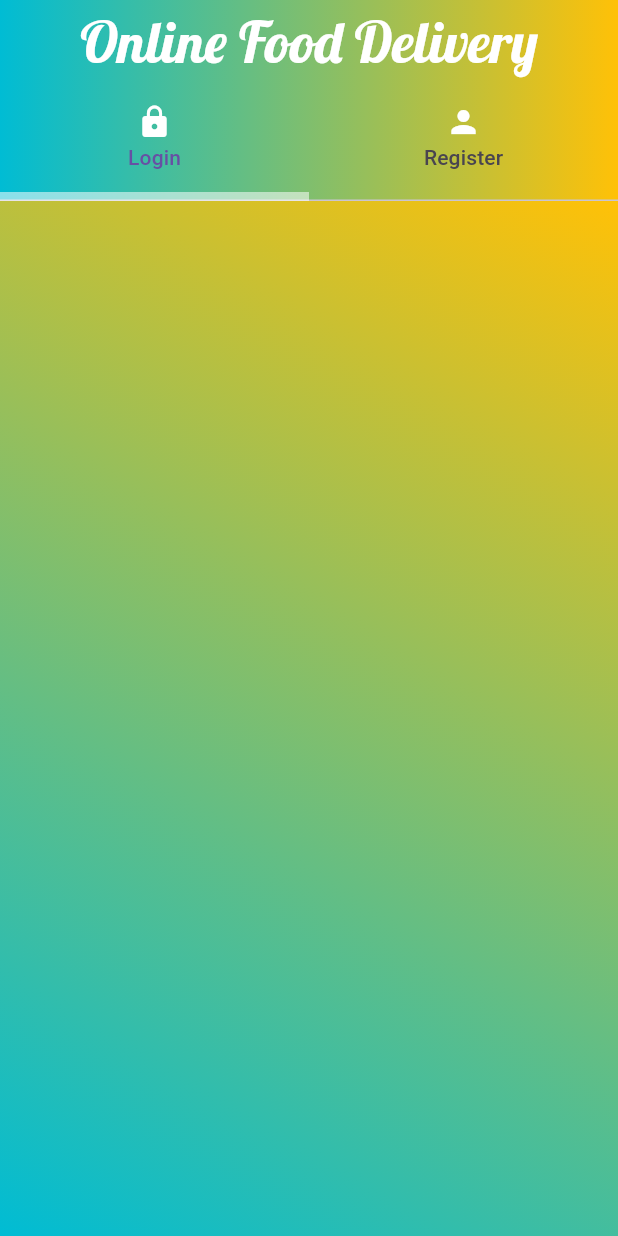
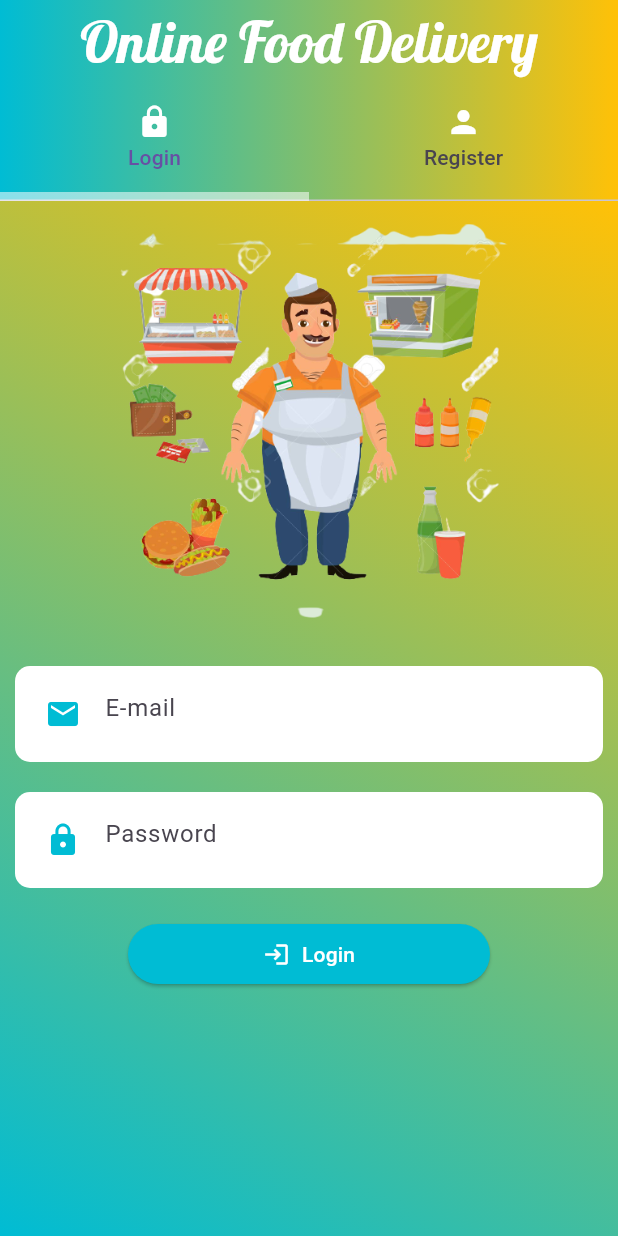
Before and after one commit to PdskDev/Flutter_DeliveryFoodApp_SellerApp, a Flutter app: the AuthScreen screen opened directly, on a phone screen of 412 x 824 dp. Run offline on Flutter 3.47's test engine with Material 3 defaults, Android fonts, the phone set to English and light mode, and no system bars; our stand-ins replace image_picker.

Commit message:
Login form begin

```diff
--- a/lib/authentication/login_form.dart
+++ b/lib/authentication/login_form.dart
@@ -1,4 +1,6 @@
 import 'package:flutter/material.dart';
+
+import '../widgets/custom_text_field.dart';
 
 class LoginScreen extends StatefulWidget {
   const LoginScreen({super.key});
@@ -8,8 +10,84 @@
 }
 
 class _LoginScreenState extends State<LoginScreen> {
+
+  final GlobalKey<FormState> _formKey = GlobalKey<FormState>();
+  TextEditingController emailController = TextEditingController();
+  TextEditingController passwordController = TextEditingController();
+
   @override
   Widget build(BuildContext context) {
-    return Container();
+    return SingleChildScrollView(
+      child: Column(
+        mainAxisSize: MainAxisSize.max,
+        children: [
+          Container(
+            alignment: Alignment.bottomCenter,
+            child: Padding(
+              padding: const EdgeInsets.all(15),
+              child: Image.asset("images/seller.png", height: 270),
+            ),
+
+          ),
+          Form(
+            key: _formKey,
+            child: Column(
+              children: [
+                CustomTextField(
+                  data: Icons.email,
+                  isObscure: false,
+                  enabled: true,
+                  hintText: "E-mail",
+                  controller: emailController,
+                ),
+                CustomTextField(
+                  data: Icons.lock,
+                  isObscure: true,
+                  enabled: true,
+                  hintText: "Password",
+                  controller: passwordController,
+                ),
+                const SizedBox(height:10,),
+                /*ElevatedButton(
+            style: ElevatedButton.styleFrom(
+                backgroundColor: Colors.green,
+                padding: const EdgeInsets.symmetric(horizontal: 100, vertical: 10),
+                shape: RoundedRectangleBorder(
+                  borderRadius: BorderRadius.circular(20),
+                ),
+            ),
+            child: const Text(
+              "Sign Up",
+              style: TextStyle(color: Colors.white, fontWeight: FontWeight.bold,),
+            ),
+            onPressed: () => print("Clicked"),
+          ),*/
+                ElevatedButton.icon(
+                  icon: const Icon(
+                    Icons.login,
+                    color: Colors.white,
+                  ),
+                  label: const Text(
+                    "Login",
+                    style: TextStyle(
+                        color: Colors.white
+                    ),
+                  ),
+                  style: ElevatedButton.styleFrom(
+                    backgroundColor: Colors.cyan,
+                    padding: const EdgeInsets.symmetric(horizontal: 90, vertical: 10),
+                    shape: RoundedRectangleBorder(
+                      borderRadius: BorderRadius.circular(30),
+                    ),
+                  ),
+                  onPressed: ()=> print("clicked"),
+                ),
+                const SizedBox(height:20,),
+              ],
+            ),
+          )
+        ],
+      ),
+    );
   }
 }
--- a/lib/authentication/register_form.dart
+++ b/lib/authentication/register_form.dart
@@ -118,11 +118,10 @@
                   ),
                 )
               ],
-
             ),
           ),
           const SizedBox(height:10,),
-          ElevatedButton(
+          /*ElevatedButton(
             style: ElevatedButton.styleFrom(
                 backgroundColor: Colors.green,
                 padding: const EdgeInsets.symmetric(horizontal: 100, vertical: 10),
@@ -135,6 +134,26 @@
               style: TextStyle(color: Colors.white, fontWeight: FontWeight.bold,),
             ),
             onPressed: () => print("Clicked"),
+          ),*/
+          ElevatedButton.icon(
+            icon: const Icon(
+              Icons.app_registration,
+              color: Colors.white,
+            ),
+            label: const Text(
+              "Sign Up",
+              style: TextStyle(
+                  color: Colors.white
+              ),
+            ),
+            style: ElevatedButton.styleFrom(
+              backgroundColor: Colors.green,
+              padding: const EdgeInsets.symmetric(horizontal: 90, vertical: 10),
+              shape: RoundedRectangleBorder(
+                borderRadius: BorderRadius.circular(30),
+              ),
+            ),
+            onPressed: ()=> print("clicked"),
           ),
           const SizedBox(height:20,),
         ],
```
